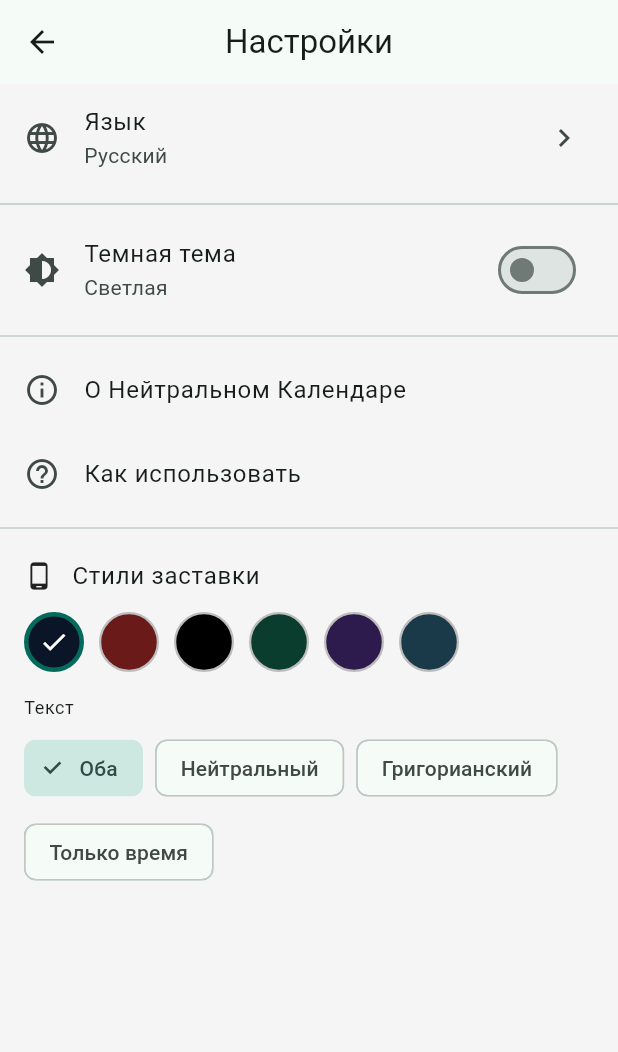
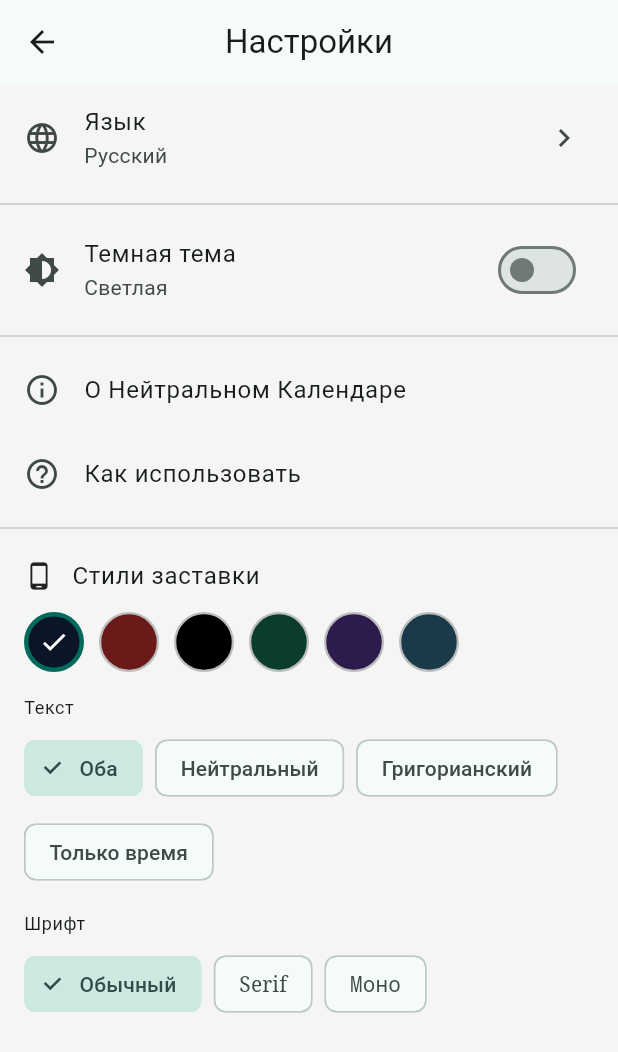
Before and after one commit to Kerwen2903/Neutral-calendar, a Flutter app: the SettingsScreen screen opened directly, after a tap on the "check" icon, on a phone screen of 412 x 824 dp. Shown: the top 1052 px of the screen. Run offline on Flutter 3.47's test engine with Material 3 defaults, Android fonts, the phone set to English and light mode, and no system bars; our stand-ins replace shared_preferences; accounts and stored records are empty.

Commit message:
Add font style picker and persist all settings with SharedPreferences
- Added shared_preferences package for persistent storage
- All settings now saved/loaded: locale, theme, lock screen color,
  text variant, and font style
- Added font style picker (Default, Serif, Mono) to lock screen settings
- Font family applied to all lock screen text (date, clock, neutral date)
- Font chip labels preview the actual font family

https://claude.ai/code/session_018NWD78L3UvpRpWVsb7yTV8

```diff
--- a/lib/l10n/app_localizations_manual.dart
+++ b/lib/l10n/app_localizations_manual.dart
@@ -47,6 +47,14 @@ class AppLocalizations {
       _localizedStrings[locale.languageCode]?['lockTextGregorianOnly'] ?? 'Gregorian';
   String get lockTextTimeOnly =>
       _localizedStrings[locale.languageCode]?['lockTextTimeOnly'] ?? 'Time only';
+  String get lockFontStyle =>
+      _localizedStrings[locale.languageCode]?['lockFontStyle'] ?? 'Font';
+  String get lockFontDefault =>
+      _localizedStrings[locale.languageCode]?['lockFontDefault'] ?? 'Default';
+  String get lockFontSerif =>
+      _localizedStrings[locale.languageCode]?['lockFontSerif'] ?? 'Serif';
+  String get lockFontMono =>
+      _localizedStrings[locale.languageCode]?['lockFontMono'] ?? 'Mono';
   String get language =>
       _localizedStrings[locale.languageCode]?['language'] ?? 'Language';
   String get turkmen => 'Türkmen';
@@ -161,6 +169,10 @@ class AppLocalizations {
       'lockTextNeutralOnly': 'Neutral',
       'lockTextGregorianOnly': 'Gregorian',
       'lockTextTimeOnly': 'Time only',
+      'lockFontStyle': 'Font',
+      'lockFontDefault': 'Default',
+      'lockFontSerif': 'Serif',
+      'lockFontMono': 'Mono',
       'language': 'Language',
       'january': 'January',
       'february': 'February',
@@ -223,6 +235,10 @@ class AppLocalizations {
       'lockTextNeutralOnly': 'Нейтральный',
       'lockTextGregorianOnly': 'Григорианский',
       'lockTextTimeOnly': 'Только время',
+      'lockFontStyle': 'Шрифт',
+      'lockFontDefault': 'Обычный',
+      'lockFontSerif': 'Serif',
+      'lockFontMono': 'Моно',
       'language': 'Язык',
       'january': 'Январь',
       'february': 'Февраль',
@@ -285,6 +301,10 @@ class AppLocalizations {
       'lockTextNeutralOnly': 'Bitarap',
       'lockTextGregorianOnly': 'Grigorian',
       'lockTextTimeOnly': 'Diňe wagt',
+      'lockFontStyle': 'Şrift',
+      'lockFontDefault': 'Adaty',
+      'lockFontSerif': 'Serif',
+      'lockFontMono': 'Mono',
       'language': 'Dil',
       'january': 'Ýanwar',
       'february': 'Fewral',
--- a/lib/main.dart
+++ b/lib/main.dart
@@ -1,11 +1,14 @@
 import 'package:flutter/material.dart';
 import 'package:flutter_localizations/flutter_localizations.dart';
+import 'package:shared_preferences/shared_preferences.dart';
 import 'l10n/app_localizations_manual.dart';
 import 'screens/home_screen.dart';
 import 'screens/lock_screen.dart';
 
-void main() {
-  runApp(const NeutralCalendarApp());
+void main() async {
+  WidgetsFlutterBinding.ensureInitialized();
+  final prefs = await SharedPreferences.getInstance();
+  runApp(NeutralCalendarApp(prefs: prefs));
 }
 
 /// Falls back to Russian Material localisations for Turkmen
@@ -29,7 +32,8 @@ class _MaterialFallbackDelegate
 }
 
 class NeutralCalendarApp extends StatefulWidget {
-  const NeutralCalendarApp({super.key});
+  final SharedPreferences prefs;
+  const NeutralCalendarApp({super.key, required this.prefs});
 
   @override
   State<NeutralCalendarApp> createState() => _NeutralCalendarAppState();
@@ -40,44 +44,61 @@ class NeutralCalendarApp extends StatefulWidget {
 }
 
 class _NeutralCalendarAppState extends State<NeutralCalendarApp> {
-  Locale _locale = const Locale('ru'); // Default to Russian
-  bool _useNeutralMonthNames = true; // Default to Neutral month names
-  ThemeMode _themeMode = ThemeMode.light; // Default to light theme
-  int _lockScreenColorIndex = 0; // 0=navy, 1=crimson, 2=black, 3=emerald, 4=purple, 5=teal
-  int _lockScreenTextVariant = 0; // 0=both, 1=neutral only, 2=gregorian only, 3=time only
+  late Locale _locale;
+  late bool _useNeutralMonthNames;
+  late ThemeMode _themeMode;
+  late int _lockScreenColorIndex;
+  late int _lockScreenTextVariant;
+  late int _lockScreenFontStyle; // 0=default, 1=serif, 2=monospace
+
+  SharedPreferences get _prefs => widget.prefs;
+
+  @override
+  void initState() {
+    super.initState();
+    _locale = Locale(_prefs.getString('locale') ?? 'ru');
+    _useNeutralMonthNames = _prefs.getBool('useNeutralMonthNames') ?? true;
+    _themeMode = (_prefs.getBool('isDarkMode') ?? false)
+        ? ThemeMode.dark
+        : ThemeMode.light;
+    _lockScreenColorIndex = _prefs.getInt('lockScreenColorIndex') ?? 0;
+    _lockScreenTextVariant = _prefs.getInt('lockScreenTextVariant') ?? 0;
+    _lockScreenFontStyle = _prefs.getInt('lockScreenFontStyle') ?? 0;
+  }
 
   Locale get selectedLocale => _locale;
   int get lockScreenColorIndex => _lockScreenColorIndex;
   int get lockScreenTextVariant => _lockScreenTextVariant;
+  int get lockScreenFontStyle => _lockScreenFontStyle;
 
   void setLocale(Locale locale) {
-    setState(() {
-      _locale = locale;
-    });
+    setState(() { _locale = locale; });
+    _prefs.setString('locale', locale.languageCode);
   }
 
   void toggleMonthNames(bool useNeutral) {
-    setState(() {
-      _useNeutralMonthNames = useNeutral;
-    });
+    setState(() { _useNeutralMonthNames = useNeutral; });
+    _prefs.setBool('useNeutralMonthNames', useNeutral);
   }
 
   void toggleTheme(bool isDark) {
-    setState(() {
-      _themeMode = isDark ? ThemeMode.dark : ThemeMode.light;
-    });
+    setState(() { _themeMode = isDark ? ThemeMode.dark : ThemeMode.light; });
+    _prefs.setBool('isDarkMode', isDark);
   }
 
   void setLockScreenColor(int index) {
-    setState(() {
-      _lockScreenColorIndex = index;
-    });
+    setState(() { _lockScreenColorIndex = index; });
+    _prefs.setInt('lockScreenColorIndex', index);
   }
 
   void setLockScreenTextVariant(int index) {
-    setState(() {
-      _lockScreenTextVariant = index;
-    });
+    setState(() { _lockScreenTextVariant = index; });
+    _prefs.setInt('lockScreenTextVariant', index);
+  }
+
+  void setLockScreenFontStyle(int index) {
+    setState(() { _lockScreenFontStyle = index; });
+    _prefs.setInt('lockScreenFontStyle', index);
   }
 
   bool get useNeutralMonthNames => _useNeutralMonthNames;
--- a/lib/screens/lock_screen.dart
+++ b/lib/screens/lock_screen.dart
@@ -23,6 +23,13 @@ class LockScreen extends StatefulWidget {
     Color(0xFF0B3D2E), // dark emerald
     Color(0xFF2D1B4E), // dark purple
     Color(0xFF1A3A4A), // dark teal
+  ];
+
+  // Available font families for lock screen text
+  static const List<String?> fontFamilies = [
+    null,       // default (sans-serif)
+    'serif',    // serif
+    'monospace', // monospace
   ];
 
   const LockScreen({super.key, required this.child, this.standaloneRoute = false});
@@ -138,6 +145,8 @@ class _LockScreenState extends State<LockScreen>
     // 0=both, 1=neutral only, 2=gregorian only, 3=time only
     final showGregorian = textVariant == 0 || textVariant == 2;
     final showNeutral = textVariant == 0 || textVariant == 1;
+    final fontStyleIndex = NeutralCalendarApp.of(context)?.lockScreenFontStyle ?? 0;
+    final fontFamily = LockScreen.fontFamilies[fontStyleIndex];
 
     // Gregorian date
     final gregDay        = _now.day;
@@ -182,7 +191,8 @@ class _LockScreenState extends State<LockScreen>
                     if (showGregorian)
                       Text(
                         '$gregWeekdayStr. $gregDay $gregMonth',
-                        style: const TextStyle(
+                        style: TextStyle(
+                          fontFamily: fontFamily,
                           color: Colors.white70,
                           fontSize: 18,
                           fontStyle: FontStyle.italic,
@@ -195,7 +205,8 @@ class _LockScreenState extends State<LockScreen>
                     // ── Clock ──────────────────────────────────────────
                     Text(
                       timeStr,
-                      style: const TextStyle(
+                      style: TextStyle(
+                        fontFamily: fontFamily,
                         color: Colors.white,
                         fontSize: 78,
                         fontWeight: FontWeight.w300,
@@ -211,7 +222,8 @@ class _LockScreenState extends State<LockScreen>
                     if (showNeutral)
                       Text(
                         '$neutralWeekdayStr. ${neutralDate.day} $neutralMonthName',
-                        style: const TextStyle(
+                        style: TextStyle(
+                          fontFamily: fontFamily,
                           color: Colors.white70,
                           fontSize: 18,
                           fontStyle: FontStyle.italic,
--- a/lib/screens/settings_screen.dart
+++ b/lib/screens/settings_screen.dart
@@ -93,6 +93,26 @@ class _SettingsScreenState extends State<SettingsScreen> {
             ],
           ),
         );
+      },
+    );
+  }
+
+  Widget _buildFontStyleChip(
+    BuildContext context,
+    int index,
+    String label,
+  ) {
+    final appState = NeutralCalendarApp.of(context);
+    final selected = (appState?.lockScreenFontStyle ?? 0) == index;
+    // Show label in the actual font family for preview
+    final fontFamily = LockScreen.fontFamilies[index];
+    return ChoiceChip(
+      label: Text(label, style: TextStyle(fontFamily: fontFamily)),
+      selected: selected,
+      onSelected: (_) {
+        playClick();
+        appState?.setLockScreenFontStyle(index);
+        setState(() {});
       },
     );
   }
@@ -258,6 +278,22 @@ class _SettingsScreenState extends State<SettingsScreen> {
                     _buildTextVariantChip(context, 3, localizations.lockTextTimeOnly),
                   ],
                 ),
+                const SizedBox(height: 16),
+                // ── Font style picker ─────────────────────────────────
+                Text(
+                  localizations.lockFontStyle,
+                  style: Theme.of(context).textTheme.bodySmall,
+                ),
+                const SizedBox(height: 8),
+                Wrap(
+                  spacing: 8,
+                  runSpacing: 8,
+                  children: [
+                    _buildFontStyleChip(context, 0, localizations.lockFontDefault),
+                    _buildFontStyleChip(context, 1, localizations.lockFontSerif),
+                    _buildFontStyleChip(context, 2, localizations.lockFontMono),
+                  ],
+                ),
               ],
             ),
           ),
--- a/pubspec.yaml
+++ b/pubspec.yaml
@@ -35,6 +35,7 @@ dependencies:
     sdk: flutter
 
   cupertino_icons: ^1.0.8
+  shared_preferences: ^2.2.2
 
 dev_dependencies:
   flutter_test:
```
